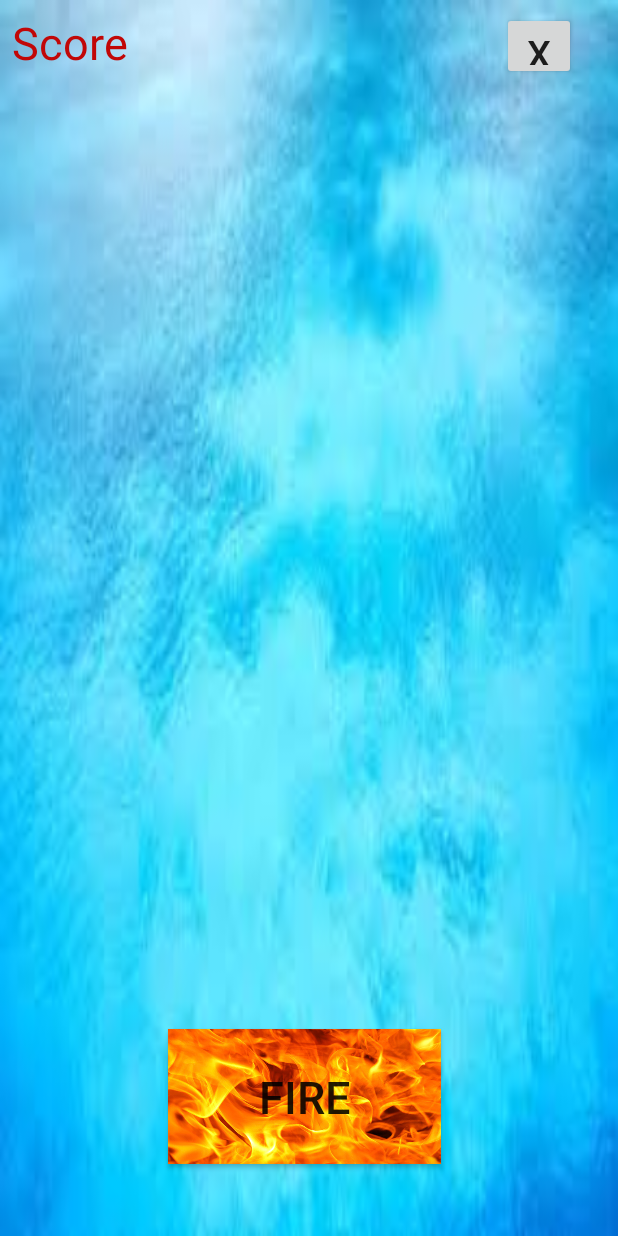
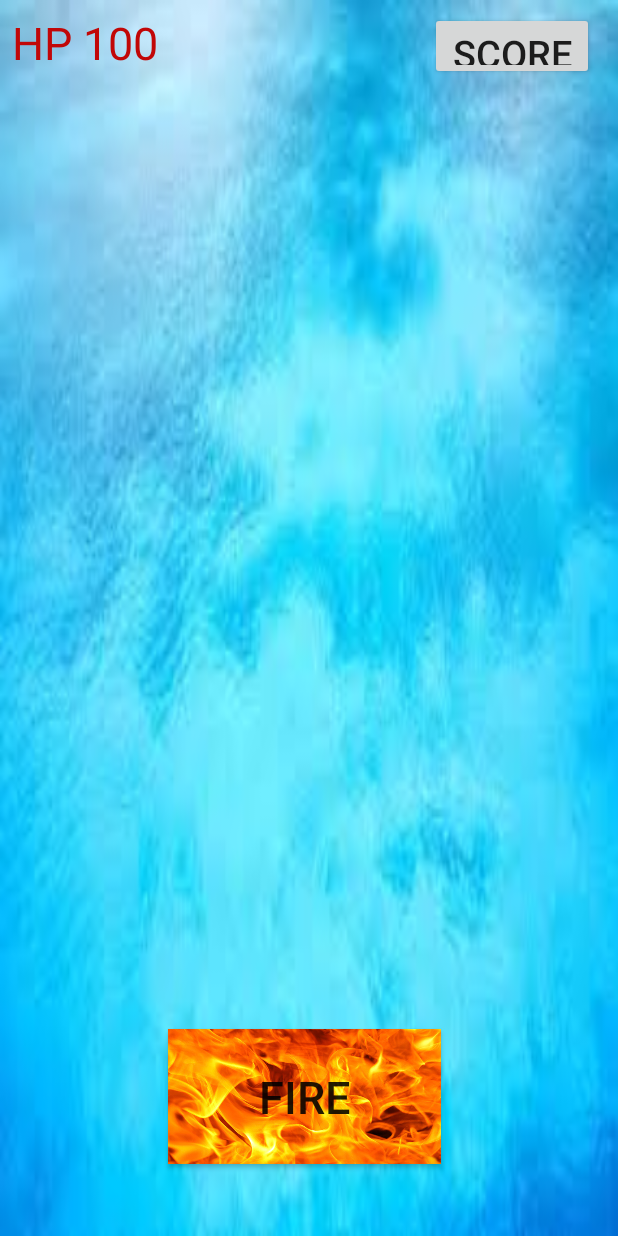
Before and after one commit to LearningAmoeba/laserTag, an Android app: the playPage screen opened directly, with no data from a screen before it, on a phone screen of 412 x 824 dp. Run offline under Robolectric (Android 15) with nearby library versions, the phone set to English and light mode, and no system bars.

Commit message:
Add files via upload

```diff
--- a/app/src/main/res/layout/activity_play_page.xml
+++ b/app/src/main/res/layout/activity_play_page.xml
@@ -15,20 +15,20 @@
         android:layout_marginStart="8dp"
         android:layout_marginLeft="8dp"
         android:layout_marginTop="8dp"
-        android:text="Score"
+        android:text="HP 100"
         android:textColor="@color/colorAccent"
         android:textSize="30sp"
         app:layout_constraintStart_toStartOf="parent"
         app:layout_constraintTop_toTopOf="parent" />
 
     <Button
-        android:id="@+id/returnToFrontPage"
-        android:layout_width="49dp"
+        android:id="@+id/goToScoreBoard"
+        android:layout_width="109dp"
         android:layout_height="45dp"
         android:layout_marginTop="8dp"
-        android:layout_marginEnd="28dp"
-        android:layout_marginRight="28dp"
-        android:text="X"
+        android:layout_marginEnd="16dp"
+        android:layout_marginRight="16dp"
+        android:text="Score"
         android:textSize="25sp"
         app:layout_constraintEnd_toEndOf="parent"
         app:layout_constraintTop_toTopOf="parent" />
```
Also changed, not shown: app/src/main/res/layout/activity_player_score.xml (+33 -1 lines), app/src/main/res/layout/list_item.xml (added, +18 -0 lines), app/src/main/res/layout/activity_camera.xml (line endings or trailing spaces), app/src/main/res/layout/activity_main.xml (line endings or trailing spaces), app/src/main/res/layout/activity_main_image_button.xml (line endings or trailing spaces), app/src/main/res/layout/activity_user_login_page.xml (line endings or trailing spaces).
